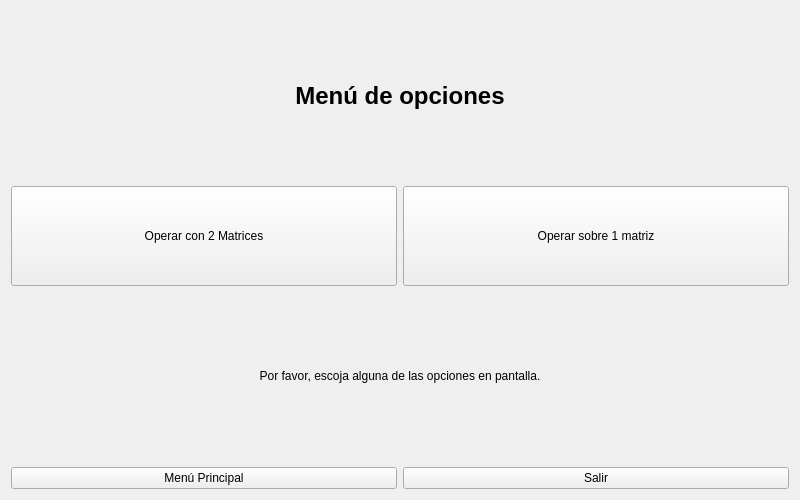
vflorest/semProject, file BALTAM/choosingthememenu.ui: the form before one commit.
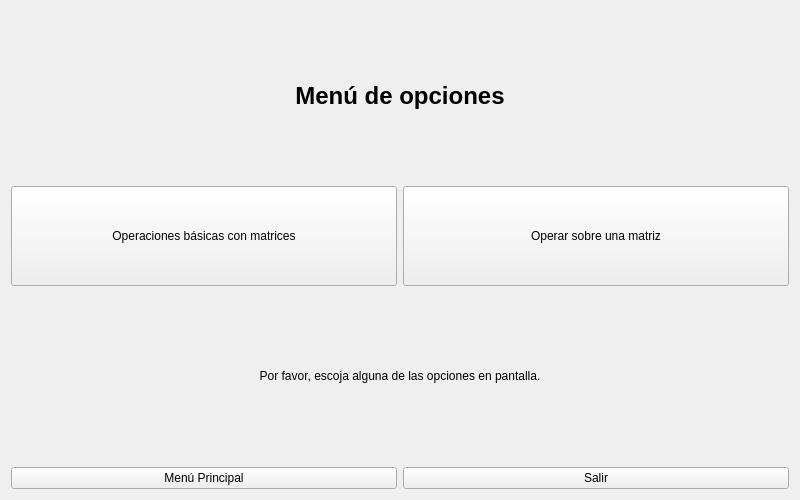
The form after the commit.

Commit message: Implementada la suma de matrices

Patch:
```diff
--- a/BALTAM/choosingthememenu.ui
+++ b/BALTAM/choosingthememenu.ui
@@ -41,7 +41,7 @@
         </size>
        </property>
        <property name="text">
-        <string>Operar con 2 Matrices</string>
+        <string>Operaciones básicas con matrices</string>
        </property>
       </widget>
      </item>
@@ -54,7 +54,7 @@
         </size>
        </property>
        <property name="text">
-        <string>Operar sobre 1 matriz</string>
+        <string>Operar sobre una matriz</string>
        </property>
       </widget>
      </item>
```
Left out of the diff: 4 changed lines with no effect on the pictures. The commit also changes 12 other files.
